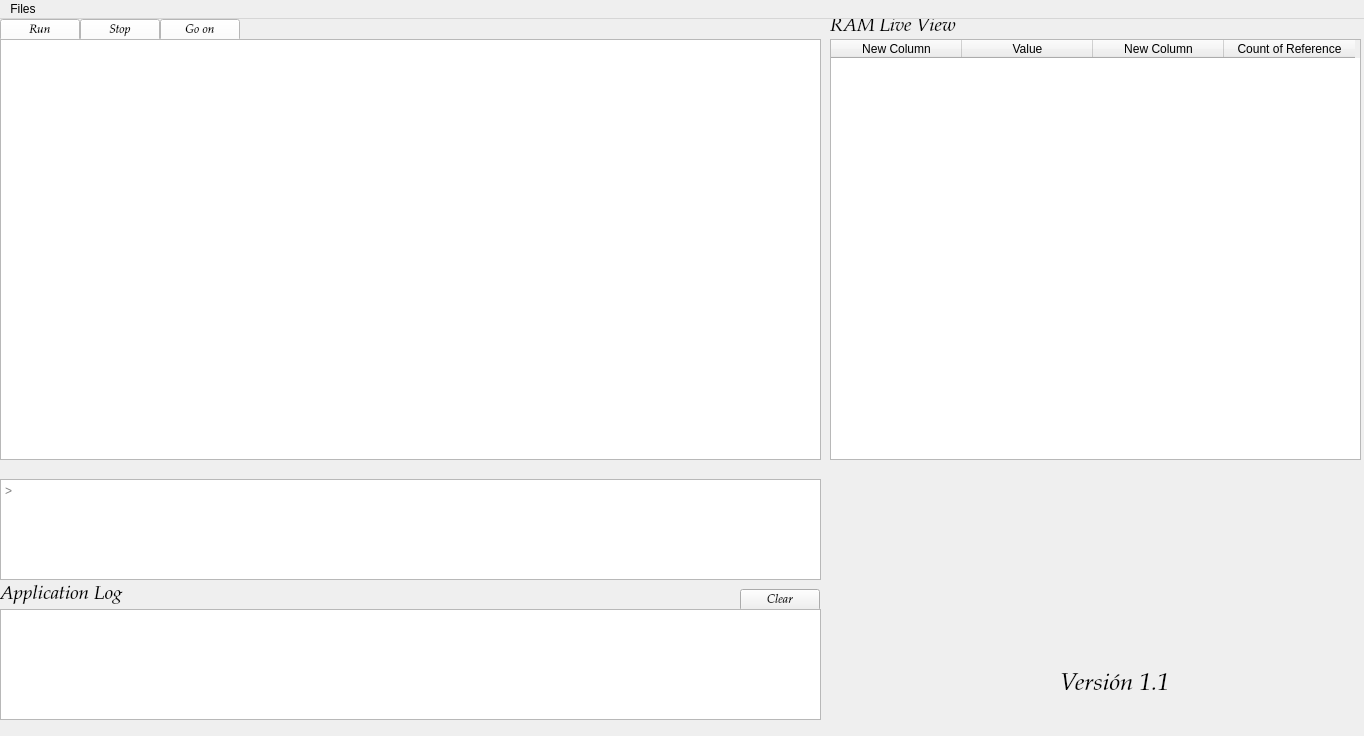
First picture: the form in Proyecto1_C/interface.ui, repository JoseK21/C-, before the edit.
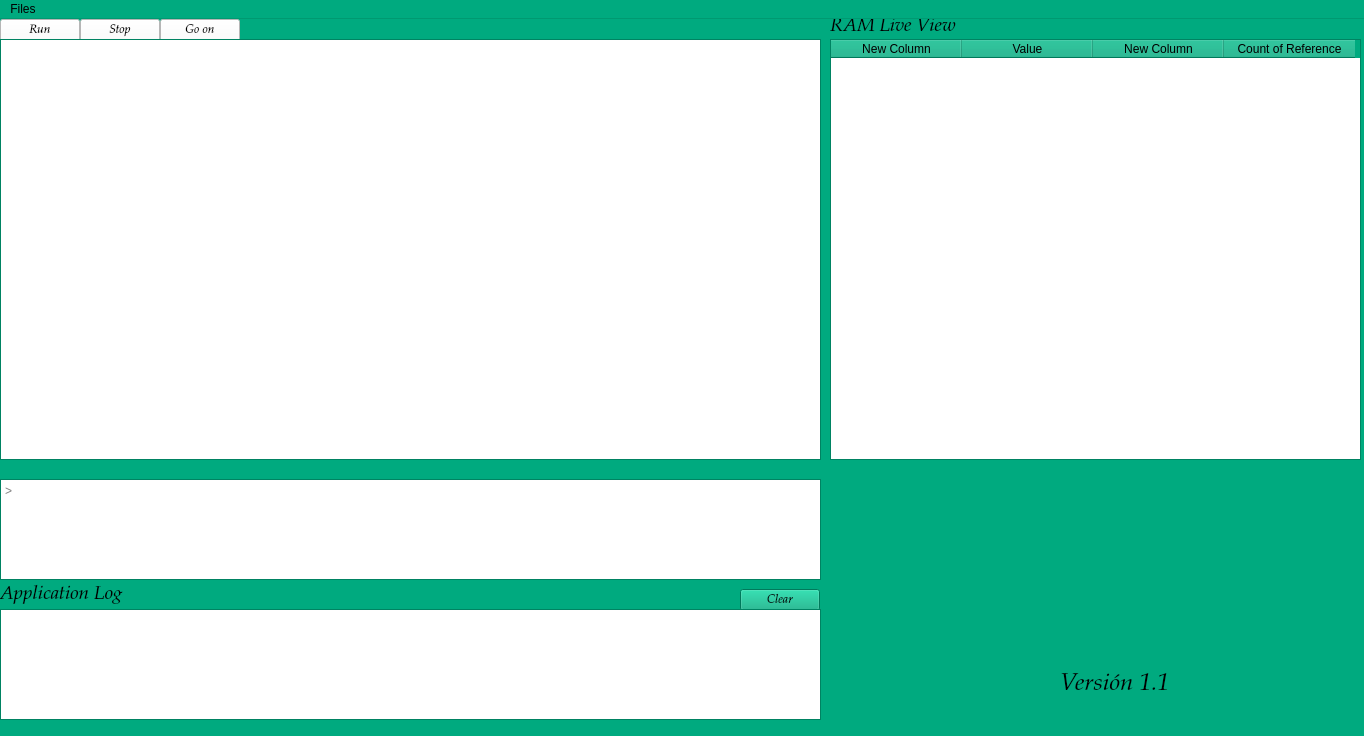
Second picture: the form after the edit. Icons and pictures are not drawn.

Patch:
```diff
--- a/Proyecto1_C/interface.ui
+++ b/Proyecto1_C/interface.ui
@@ -10,6 +10,421 @@
     <height>736</height>
    </rect>
   </property>
+  <property name="palette">
+   <palette>
+    <active>
+     <colorrole role="WindowText">
+      <brush brushstyle="SolidPattern">
+       <color alpha="255">
+        <red>0</red>
+        <green>0</green>
+        <blue>0</blue>
+       </color>
+      </brush>
+     </colorrole>
+     <colorrole role="Button">
+      <brush brushstyle="SolidPattern">
+       <color alpha="255">
+        <red>0</red>
+        <green>170</green>
+        <blue>127</blue>
+       </color>
+      </brush>
+     </colorrole>
+     <colorrole role="Light">
+      <brush brushstyle="SolidPattern">
+       <color alpha="255">
+        <red>0</red>
+        <green>255</green>
+        <blue>191</blue>
+       </color>
+      </brush>
+     </colorrole>
+     <colorrole role="Midlight">
+      <brush brushstyle="SolidPattern">
+       <color alpha="255">
+        <red>0</red>
+        <green>212</green>
+        <blue>159</blue>
+       </color>
+      </brush>
+     </colorrole>
+     <colorrole role="Dark">
+      <brush brushstyle="SolidPattern">
+       <color alpha="255">
+        <red>0</red>
+        <green>85</green>
+        <blue>63</blue>
+       </color>
+      </brush>
+     </colorrole>
+     <colorrole role="Mid">
+      <brush brushstyle="SolidPattern">
+       <color alpha="255">
+        <red>0</red>
+        <green>113</green>
+        <blue>84</blue>
+       </color>
+      </brush>
+     </colorrole>
+     <colorrole role="Text">
+      <brush brushstyle="SolidPattern">
+       <color alpha="255">
+        <red>0</red>
+        <green>0</green>
+        <blue>0</blue>
+       </color>
+      </brush>
+     </colorrole>
+     <colorrole role="BrightText">
+      <brush brushstyle="SolidPattern">
+       <color alpha="255">
+        <red>255</red>
+        <green>255</green>
+        <blue>255</blue>
+       </color>
+      </brush>
+     </colorrole>
+     <colorrole role="ButtonText">
+      <brush brushstyle="SolidPattern">
+       <color alpha="255">
+        <red>0</red>
+        <green>0</green>
+        <blue>0</blue>
+       </color>
+      </brush>
+     </colorrole>
+     <colorrole role="Base">
+      <brush brushstyle="SolidPattern">
+       <color alpha="255">
+        <red>255</red>
+        <green>255</green>
+        <blue>255</blue>
+       </color>
+      </brush>
+     </colorrole>
+     <colorrole role="Window">
+      <brush brushstyle="SolidPattern">
+       <color alpha="255">
+        <red>0</red>
+        <green>170</green>
+        <blue>127</blue>
+       </color>
+      </brush>
+     </colorrole>
+     <colorrole role="Shadow">
+      <brush brushstyle="SolidPattern">
+       <color alpha="255">
+        <red>0</red>
+        <green>0</green>
+        <blue>0</blue>
+       </color>
+      </brush>
+     </colorrole>
+     <colorrole role="AlternateBase">
+      <brush brushstyle="SolidPattern">
+       <color alpha="255">
+        <red>127</red>
+        <green>212</green>
+        <blue>191</blue>
+       </color>
+      </brush>
+     </colorrole>
+     <colorrole role="ToolTipBase">
+      <brush brushstyle="SolidPattern">
+       <color alpha="255">
+        <red>255</red>
+        <green>255</green>
+        <blue>220</blue>
+       </color>
+      </brush>
+     </colorrole>
+     <colorrole role="ToolTipText">
+      <brush brushstyle="SolidPattern">
+       <color alpha="255">
+        <red>0</red>
+        <green>0</green>
+        <blue>0</blue>
+       </color>
+      </brush>
+     </colorrole>
+    </active>
+    <inactive>
+     <colorrole role="WindowText">
+      <brush brushstyle="SolidPattern">
+       <color alpha="255">
+        <red>0</red>
+        <green>0</green>
+        <blue>0</blue>
+       </color>
+      </brush>
+     </colorrole>
+     <colorrole role="Button">
+      <brush brushstyle="SolidPattern">
+       <color alpha="255">
+        <red>0</red>
+        <green>170</green>
+        <blue>127</blue>
+       </color>
+      </brush>
+     </colorrole>
+     <colorrole role="Light">
+      <brush brushstyle="SolidPattern">
+       <color alpha="255">
+        <red>0</red>
+        <green>255</green>
+        <blue>191</blue>
+       </color>
+      </brush>
+     </colorrole>
+     <colorrole role="Midlight">
+      <brush brushstyle="SolidPattern">
+       <color alpha="255">
+        <red>0</red>
+        <green>212</green>
+        <blue>159</blue>
+       </color>
+      </brush>
+     </colorrole>
+     <colorrole role="Dark">
+      <brush brushstyle="SolidPattern">
+       <color alpha="255">
+        <red>0</red>
+        <green>85</green>
+        <blue>63</blue>
+       </color>
+      </brush>
+     </colorrole>
+     <colorrole role="Mid">
+      <brush brushstyle="SolidPattern">
+       <color alpha="255">
+        <red>0</red>
+        <green>113</green>
+        <blue>84</blue>
+       </color>
+      </brush>
+     </colorrole>
+     <colorrole role="Text">
+      <brush brushstyle="SolidPattern">
+       <color alpha="255">
+        <red>0</red>
+        <green>0</green>
+        <blue>0</blue>
+       </color>
+      </brush>
+     </colorrole>
+     <colorrole role="BrightText">
+      <brush brushstyle="SolidPattern">
+       <color alpha="255">
+        <red>255</red>
+        <green>255</green>
+        <blue>255</blue>
+       </color>
+      </brush>
+     </colorrole>
+     <colorrole role="ButtonText">
+      <brush brushstyle="SolidPattern">
+       <color alpha="255">
+        <red>0</red>
+        <green>0</green>
+        <blue>0</blue>
+       </color>
+      </brush>
+     </colorrole>
+     <colorrole role="Base">
+      <brush brushstyle="SolidPattern">
+       <color alpha="255">
+        <red>255</red>
+        <green>255</green>
+        <blue>255</blue>
+       </color>
+      </brush>
+     </colorrole>
+     <colorrole role="Window">
+      <brush brushstyle="SolidPattern">
+       <color alpha="255">
+        <red>0</red>
+        <green>170</green>
+        <blue>127</blue>
+       </color>
+      </brush>
+     </colorrole>
+     <colorrole role="Shadow">
+      <brush brushstyle="SolidPattern">
+       <color alpha="255">
+        <red>0</red>
+        <green>0</green>
+        <blue>0</blue>
+       </color>
+      </brush>
+     </colorrole>
+     <colorrole role="AlternateBase">
+      <brush brushstyle="SolidPattern">
+       <color alpha="255">
+        <red>127</red>
+        <green>212</green>
+        <blue>191</blue>
+       </color>
+      </brush>
+     </colorrole>
+     <colorrole role="ToolTipBase">
+      <brush brushstyle="SolidPattern">
+       <color alpha="255">
+        <red>255</red>
+        <green>255</green>
+        <blue>220</blue>
+       </color>
+      </brush>
+     </colorrole>
+     <colorrole role="ToolTipText">
+      <brush brushstyle="SolidPattern">
+       <color alpha="255">
+        <red>0</red>
+        <green>0</green>
+        <blue>0</blue>
+       </color>
+      </brush>
+     </colorrole>
+    </inactive>
+    <disabled>
+     <colorrole role="WindowText">
+      <brush brushstyle="SolidPattern">
+       <color alpha="255">
+        <red>0</red>
+        <green>85</green>
+        <blue>63</blue>
+       </color>
+      </brush>
+     </colorrole>
+     <colorrole role="Button">
+      <brush brushstyle="SolidPattern">
+       <color alpha="255">
+        <red>0</red>
+        <green>170</green>
+        <blue>127</blue>
+       </color>
+      </brush>
+     </colorrole>
+     <colorrole role="Light">
+      <brush brushstyle="SolidPattern">
+       <color alpha="255">
+        <red>0</red>
+        <green>255</green>
+        <blue>191</blue>
+       </color>
+      </brush>
+     </colorrole>
+     <colorrole role="Midlight">
+      <brush brushstyle="SolidPattern">
+       <color alpha="255">
+        <red>0</red>
+        <green>212</green>
+        <blue>159</blue>
+       </color>
+      </brush>
+     </colorrole>
+     <colorrole role="Dark">
+      <brush brushstyle="SolidPattern">
+       <color alpha="255">
+        <red>0</red>
+        <green>85</green>
+        <blue>63</blue>
+       </color>
+      </brush>
+     </colorrole>
+     <colorrole role="Mid">
+      <brush brushstyle="SolidPattern">
+       <color alpha="255">
+        <red>0</red>
+        <green>113</green>
+        <blue>84</blue>
+       </color>
+      </brush>
+     </colorrole>
+     <colorrole role="Text">
+      <brush brushstyle="SolidPattern">
+       <color alpha="255">
+        <red>0</red>
+        <green>85</green>
+        <blue>63</blue>
+       </color>
+      </brush>
+     </colorrole>
+     <colorrole role="BrightText">
+      <brush brushstyle="SolidPattern">
+       <color alpha="255">
+        <red>255</red>
+        <green>255</green>
+        <blue>255</blue>
+       </color>
+      </brush>
+     </colorrole>
+     <colorrole role="ButtonText">
+      <brush brushstyle="SolidPattern">
+       <color alpha="255">
+        <red>0</red>
+        <green>85</green>
+        <blue>63</blue>
+       </color>
+      </brush>
+     </colorrole>
+     <colorrole role="Base">
+      <brush brushstyle="SolidPattern">
+       <color alpha="255">
+        <red>0</red>
+        <green>170</green>
+        <blue>127</blue>
+       </color>
+      </brush>
+     </colorrole>
+     <colorrole role="Window">
+      <brush brushstyle="SolidPattern">
+       <color alpha="255">
+        <red>0</red>
+        <green>170</green>
+        <blue>127</blue>
+       </color>
+      </brush>
+     </colorrole>
+     <colorrole role="Shadow">
+      <brush brushstyle="SolidPattern">
+       <color alpha="255">
+        <red>0</red>
+        <green>0</green>
+        <blue>0</blue>
+       </color>
+      </brush>
+     </colorrole>
+     <colorrole role="AlternateBase">
+      <brush brushstyle="SolidPattern">
+       <color alpha="255">
+        <red>0</red>
+        <green>170</green>
+        <blue>127</blue>
+       </color>
+      </brush>
+     </colorrole>
+     <colorrole role="ToolTipBase">
+      <brush brushstyle="SolidPattern">
+       <color alpha="255">
+        <red>255</red>
+        <green>255</green>
+        <blue>220</blue>
+       </color>
+      </brush>
+     </colorrole>
+     <colorrole role="ToolTipText">
+      <brush brushstyle="SolidPattern">
+       <color alpha="255">
+        <red>0</red>
+        <green>0</green>
+        <blue>0</blue>
+       </color>
+      </brush>
+     </colorrole>
+    </disabled>
+   </palette>
+  </property>
   <property name="windowTitle">
    <string>Interface</string>
   </property>
```
